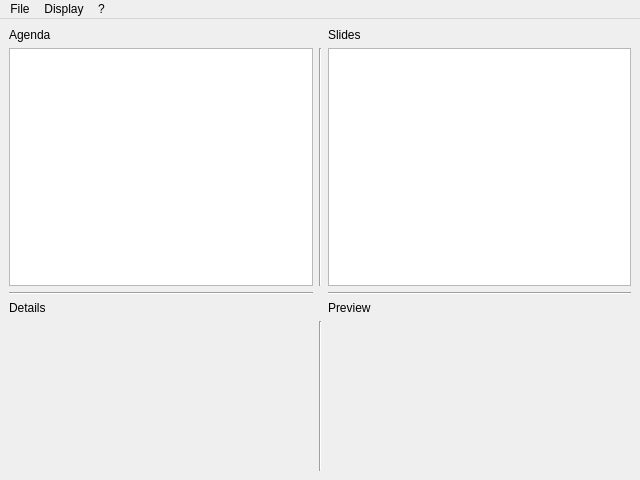
Old version of the form ressources/main_view.ui in the repository micodina/VPReader.
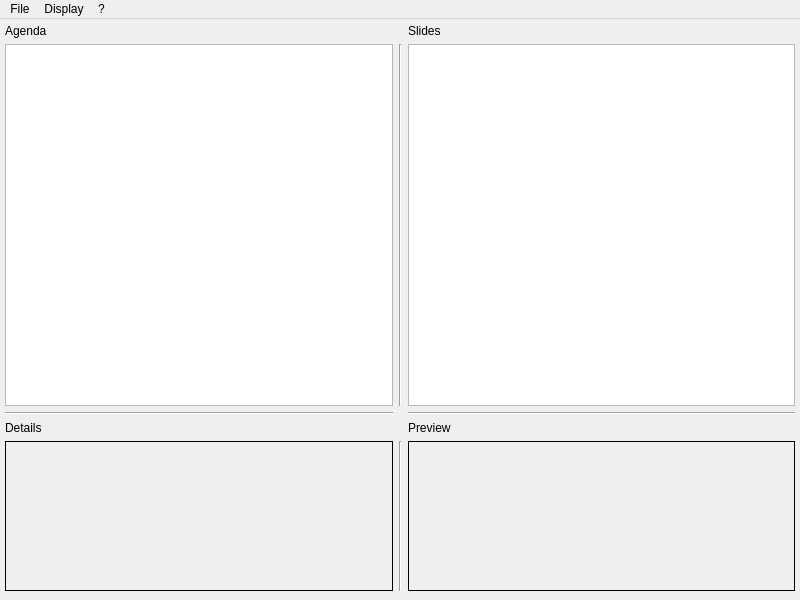
New version of the form.

What changed in the file:
```diff
--- a/ressources/main_view.ui
+++ b/ressources/main_view.ui
@@ -6,8 +6,8 @@
    <rect>
     <x>0</x>
     <y>0</y>
-    <width>640</width>
-    <height>480</height>
+    <width>800</width>
+    <height>600</height>
    </rect>
   </property>
   <property name="windowTitle">
@@ -15,6 +15,15 @@
   </property>
   <widget class="QWidget" name="centralwidget">
    <layout class="QVBoxLayout">
+    <property name="leftMargin">
+     <number>5</number>
+    </property>
+    <property name="topMargin">
+     <number>5</number>
+    </property>
+    <property name="rightMargin">
+     <number>5</number>
+    </property>
     <item>
      <layout class="QGridLayout" name="gridLayout">
       <item row="0" column="0">
@@ -56,9 +65,15 @@
           <height>150</height>
          </size>
         </property>
+        <property name="frameShape">
+         <enum>QFrame::Box</enum>
+        </property>
         <property name="text">
          <string/>
         </property>
+        <property name="wordWrap">
+         <bool>true</bool>
+        </property>
        </widget>
       </item>
       <item row="2" column="2">
@@ -86,9 +101,15 @@
           <height>150</height>
          </size>
         </property>
+        <property name="frameShape">
+         <enum>QFrame::Box</enum>
+        </property>
         <property name="text">
          <string/>
         </property>
+        <property name="wordWrap">
+         <bool>true</bool>
+        </property>
        </widget>
       </item>
       <item row="3" column="0">
@@ -114,8 +135,8 @@
     <rect>
      <x>0</x>
      <y>0</y>
-     <width>640</width>
-     <height>22</height>
+     <width>800</width>
+     <height>37</height>
     </rect>
    </property>
    <widget class="QMenu" name="menuDisplay">
```
